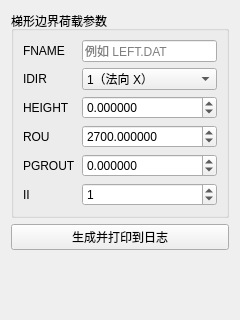
This is plugins/Base_PhysicalField/GeoStressFitFacePage.ui in asd977/base_cae as Qt 5 draws it before an edit. The edited form follows.
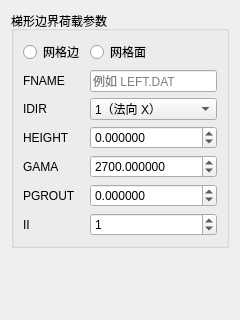
This is the edited form.

Patch:
```diff
--- a/plugins/Base_PhysicalField/GeoStressFitFacePage.ui
+++ b/plugins/Base_PhysicalField/GeoStressFitFacePage.ui
@@ -20,28 +20,40 @@
       <string>梯形边界荷载参数</string>
      </property>
      <layout class="QGridLayout" name="gridLayout">
-      <item row="0" column="0">
-       <widget class="QLabel" name="labelFname">
+      <item row="6" column="0">
+       <widget class="QLabel" name="labelII">
         <property name="text">
-         <string>FNAME</string>
+         <string>II</string>
         </property>
        </widget>
       </item>
-      <item row="0" column="1">
-       <widget class="QLineEdit" name="editFname">
-        <property name="placeholderText">
-         <string>例如 LEFT.DAT</string>
+      <item row="6" column="1">
+       <widget class="QSpinBox" name="spinII">
+        <property name="minimum">
+         <number>-999999</number>
         </property>
+        <property name="maximum">
+         <number>999999</number>
+        </property>
+        <property name="value">
+         <number>1</number>
+        </property>
        </widget>
       </item>
-      <item row="1" column="0">
-       <widget class="QLabel" name="labelIdir">
-        <property name="text">
-         <string>IDIR</string>
+      <item row="3" column="1">
+       <widget class="QDoubleSpinBox" name="spinHeight">
+        <property name="decimals">
+         <number>6</number>
         </property>
+        <property name="minimum">
+         <double>-1000000000000.000000000000000</double>
+        </property>
+        <property name="maximum">
+         <double>1000000000000.000000000000000</double>
+        </property>
        </widget>
       </item>
-      <item row="1" column="1">
+      <item row="2" column="1">
        <widget class="QComboBox" name="comboIdir">
         <item>
          <property name="text">
@@ -60,34 +72,55 @@
         </item>
        </widget>
       </item>
-      <item row="2" column="0">
+      <item row="5" column="0">
+       <widget class="QLabel" name="labelPgrout">
+        <property name="text">
+         <string>PGROUT</string>
+        </property>
+       </widget>
+      </item>
+      <item row="4" column="0">
+       <widget class="QLabel" name="labelRou">
+        <property name="text">
+         <string>GAMA</string>
+        </property>
+       </widget>
+      </item>
+      <item row="5" column="1">
+       <widget class="QDoubleSpinBox" name="spinPgrout">
+        <property name="decimals">
+         <number>6</number>
+        </property>
+        <property name="minimum">
+         <double>-1000000000000.000000000000000</double>
+        </property>
+        <property name="maximum">
+         <double>1000000000000.000000000000000</double>
+        </property>
+       </widget>
+      </item>
+      <item row="3" column="0">
        <widget class="QLabel" name="labelHeight">
         <property name="text">
          <string>HEIGHT</string>
         </property>
        </widget>
       </item>
-      <item row="2" column="1">
-       <widget class="QDoubleSpinBox" name="spinHeight">
-        <property name="decimals">
-         <number>6</number>
+      <item row="1" column="0">
+       <widget class="QLabel" name="labelFname">
+        <property name="text">
+         <string>FNAME</string>
         </property>
-        <property name="minimum">
-         <double>-1000000000000.000000000000000</double>
-        </property>
-        <property name="maximum">
-         <double>1000000000000.000000000000000</double>
-        </property>
        </widget>
       </item>
-      <item row="3" column="0">
-       <widget class="QLabel" name="labelRou">
+      <item row="2" column="0">
+       <widget class="QLabel" name="labelIdir">
         <property name="text">
-         <string>ROU</string>
+         <string>IDIR</string>
         </property>
        </widget>
       </item>
-      <item row="3" column="1">
+      <item row="4" column="1">
        <widget class="QDoubleSpinBox" name="spinRou">
         <property name="decimals">
          <number>6</number>
@@ -103,56 +136,30 @@
         </property>
        </widget>
       </item>
-      <item row="4" column="0">
-       <widget class="QLabel" name="labelPgrout">
-        <property name="text">
-         <string>PGROUT</string>
+      <item row="1" column="1">
+       <widget class="QLineEdit" name="editFname">
+        <property name="placeholderText">
+         <string>例如 LEFT.DAT</string>
         </property>
        </widget>
       </item>
-      <item row="4" column="1">
-       <widget class="QDoubleSpinBox" name="spinPgrout">
-        <property name="decimals">
-         <number>6</number>
-        </property>
-        <property name="minimum">
-         <double>-1000000000000.000000000000000</double>
-        </property>
-        <property name="maximum">
-         <double>1000000000000.000000000000000</double>
-        </property>
-       </widget>
-      </item>
-      <item row="5" column="0">
-       <widget class="QLabel" name="labelII">
+      <item row="0" column="0">
+       <widget class="QRadioButton" name="radionButtonEdge">
         <property name="text">
-         <string>II</string>
+         <string>网格边</string>
         </property>
        </widget>
       </item>
-      <item row="5" column="1">
-       <widget class="QSpinBox" name="spinII">
-        <property name="minimum">
-         <number>-999999</number>
-        </property>
-        <property name="maximum">
-         <number>999999</number>
-        </property>
-        <property name="value">
-         <number>1</number>
+      <item row="0" column="1">
+       <widget class="QRadioButton" name="radionButtonFace">
+        <property name="text">
+         <string>网格面</string>
         </property>
        </widget>
       </item>
      </layout>
     </widget>
    </item>
-   <item>
-    <widget class="QPushButton" name="btnGenerate">
-     <property name="text">
-      <string>生成并打印到日志</string>
-     </property>
-    </widget>
-   </item>
    <item>
     <spacer name="verticalSpacer">
      <property name="orientation">
```
